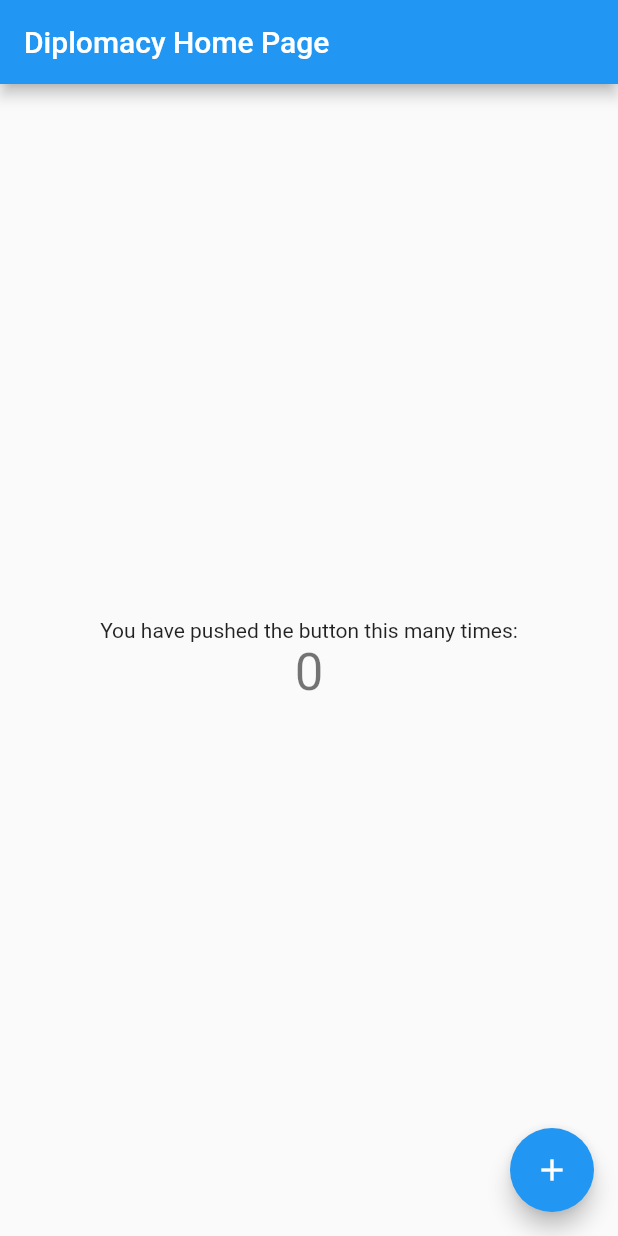
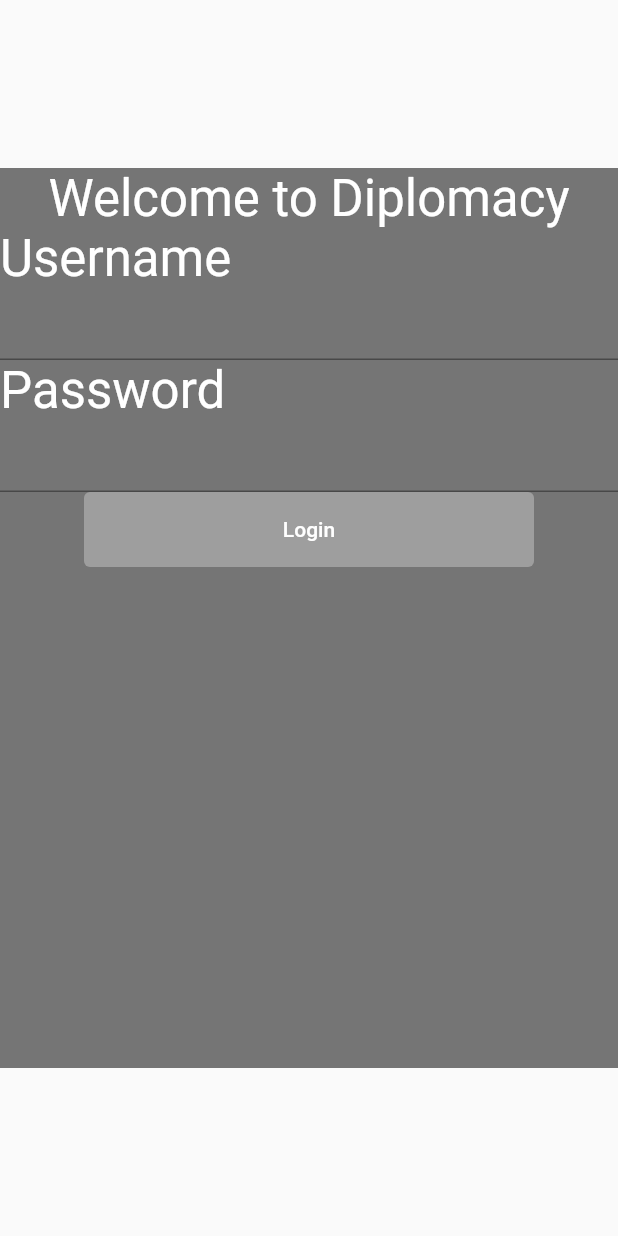
Before and after one commit to CPTR450-Diplomacy/frontend, a Flutter app: the screen it shows after launch, on a phone screen of 412 x 824 dp. Run offline on Flutter 3.47's test engine with Material 2 defaults, Android fonts, the phone set to English and light mode, and no system bars.

Commit message:
login model and ChangeNotifier added

```diff
--- /dev/null
+++ b/lib/login/login.dart
@@ -0,0 +1,90 @@
+import 'package:flutter/material.dart';
+import 'package:provider/provider.dart';
+import 'package:frontend/login/models/login.dart';
+
+class LoginStart extends StatelessWidget {
+  const LoginStart({Key? key}) : super(key: key);
+
+  @override
+  Widget build(BuildContext context) {
+    return ChangeNotifierProvider(
+      create: (context) => LoginModel(),
+      child: const LoginContainer(),
+    );
+  }
+}
+
+class LoginContainer extends StatelessWidget {
+  const LoginContainer({Key? key}) : super(key: key);
+
+  @override
+  Widget build(BuildContext context) {
+    var loginModel = context.watch<LoginModel>();
+
+    String username = '';
+    String password = '';
+
+    TextField usernameField = TextField(onChanged: (String value) async {
+      username = value;
+    });
+    TextField passwordField = TextField(onChanged: (String value) async {
+      password = value;
+    });
+
+    return Scaffold(
+        body: Center(
+            child: Container(
+                child: Column(children: [
+                  // Welcome text
+                  Text('Welcome to Diplomacy',
+                      style: Theme.of(context)
+                          .textTheme
+                          .headline4!
+                          .copyWith(color: Colors.white)),
+                  // Username text
+                  Align(
+                      alignment: Alignment.centerLeft,
+                      child: Text('Username',
+                          style: Theme.of(context)
+                              .textTheme
+                              .headline4!
+                              .copyWith(color: Colors.white))),
+                  // Username field
+                  Align(
+                    alignment: Alignment.center,
+                    child: usernameField,
+                  ),
+                  // Password text
+                  Align(
+                      alignment: Alignment.centerLeft,
+                      child: Text('Password',
+                          style: Theme.of(context)
+                              .textTheme
+                              .headline4!
+                              .copyWith(color: Colors.white))),
+                  // Password field
+                  Align(
+                    alignment: Alignment.center,
+                    child: passwordField,
+                  ),
+                  // Login button
+                  TextButton(
+                    style: ButtonStyle(
+                        foregroundColor:
+                            MaterialStateProperty.all<Color>(Colors.white),
+                        backgroundColor:
+                            MaterialStateProperty.all<Color>(Colors.grey),
+                        fixedSize: MaterialStateProperty.all<Size>(
+                            const Size(300, 50))),
+                    onPressed: () {
+                      loginModel.setUsername = username;
+                      loginModel.setPassword = password;
+                    },
+                    child: const Text('Login'),
+                  )
+                ]),
+                color: Colors.grey[600],
+                width: 500.0,
+                height: 600.0)));
+  }
+}
--- /dev/null
+++ b/lib/login/models/login.dart
@@ -0,0 +1,18 @@
+import 'package:flutter/foundation.dart';
+
+class LoginModel extends ChangeNotifier {
+  String username = '';
+  String password = '';
+
+  set setUsername(String username) {
+    this.username = username;
+  }
+
+  set setPassword(String password) {
+    this.password = password;
+  }
+
+  void notify() {
+    notifyListeners();
+  }
+}
--- a/lib/main.dart
+++ b/lib/main.dart
@@ -1,4 +1,5 @@
 import 'package:flutter/material.dart';
+import 'package:frontend/login/login.dart';
 
 void main() {
   runApp(const MyApp());
@@ -63,53 +64,54 @@ class _MyHomePageState extends State<MyHomePage> {
 
   @override
   Widget build(BuildContext context) {
+    return const LoginStart();
     // This method is rerun every time setState is called, for instance as done
     // by the _incrementCounter method above.
     //
     // The Flutter framework has been optimized to make rerunning build methods
     // fast, so that you can just rebuild anything that needs updating rather
     // than having to individually change instances of widgets.
-    return Scaffold(
-      appBar: AppBar(
-        // Here we take the value from the MyHomePage object that was created by
-        // the App.build method, and use it to set our appbar title.
-        title: Text(widget.title),
-      ),
-      body: Center(
-        // Center is a layout widget. It takes a single child and positions it
-        // in the middle of the parent.
-        child: Column(
-          // Column is also a layout widget. It takes a list of children and
-          // arranges them vertically. By default, it sizes itself to fit its
-          // children horizontally, and tries to be as tall as its parent.
-          //
-          // Invoke "debug painting" (press "p" in the console, choose the
-          // "Toggle Debug Paint" action from the Flutter Inspector in Android
-          // Studio, or the "Toggle Debug Paint" command in Visual Studio Code)
-          // to see the wireframe for each widget.
-          //
-          // Column has various properties to control how it sizes itself and
-          // how it positions its children. Here we use mainAxisAlignment to
-          // center the children vertically; the main axis here is the vertical
-          // axis because Columns are vertical (the cross axis would be
-          // horizontal).
-          mainAxisAlignment: MainAxisAlignment.center,
-          children: <Widget>[
-            const Text(
-              'You have pushed the button this many times:',
-            ),
-            Text(
-              '$_counter',
-              style: Theme.of(context).textTheme.headline4,
-            ),
-          ],
-        ),
-      ),
-      floatingActionButton: FloatingActionButton(
-        onPressed: _incrementCounter,
-        tooltip: 'Increment',
-        child: const Icon(Icons.add),
-      ), // This trailing comma makes auto-formatting nicer for build methods.
-    );
+    // return Scaffold(
+    //   appBar: AppBar(
+    //     // Here we take the value from the MyHomePage object that was created by
+    //     // the App.build method, and use it to set our appbar title.
+    //     title: Text(widget.title),
+    //   ),
+    //   body: Center(
+    //     // Center is a layout widget. It takes a single child and positions it
+    //     // in the middle of the parent.
+    //     child: Column(
+    //       // Column is also a layout widget. It takes a list of children and
+    //       // arranges them vertically. By default, it sizes itself to fit its
+    //       // children horizontally, and tries to be as tall as its parent.
+    //       //
+    //       // Invoke "debug painting" (press "p" in the console, choose the
+    //       // "Toggle Debug Paint" action from the Flutter Inspector in Android
+    //       // Studio, or the "Toggle Debug Paint" command in Visual Studio Code)
+    //       // to see the wireframe for each widget.
+    //       //
+    //       // Column has various properties to control how it sizes itself and
+    //       // how it positions its children. Here we use mainAxisAlignment to
+    //       // center the children vertically; the main axis here is the vertical
+    //       // axis because Columns are vertical (the cross axis would be
+    //       // horizontal).
+    //       mainAxisAlignment: MainAxisAlignment.center,
+    //       children: <Widget>[
+    //         const Text(
+    //           'You have pushed the button this many times:',
+    //         ),
+    //         Text(
+    //           '$_counter',
+    //           style: Theme.of(context).textTheme.headline4,
+    //         ),
+    //       ],
+    //     ),
+    //   ),
+    //   floatingActionButton: FloatingActionButton(
+    //     onPressed: _incrementCounter,
+    //     tooltip: 'Increment',
+    //     child: const Icon(Icons.add),
+    //   ), // This trailing comma makes auto-formatting nicer for build methods.
+    // );
   }
 }
--- a/pubspec.yaml
+++ b/pubspec.yaml
@@ -34,6 +34,7 @@ dependencies:
   # The following adds the Cupertino Icons font to your application.
   # Use with the CupertinoIcons class for iOS style icons.
   cupertino_icons: ^1.0.2
+  provider: ^6.0.1
 
 dev_dependencies:
   flutter_test:
```
Also changed, not shown: pubspec.lock.
